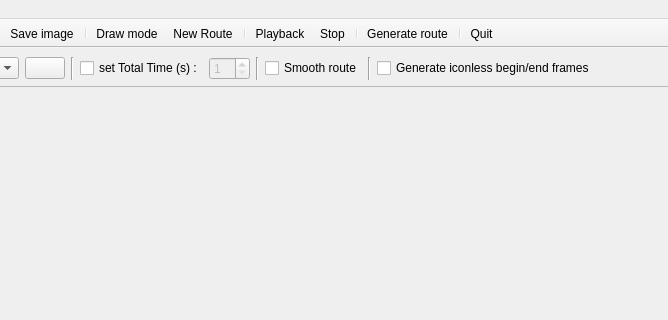
Above: src/routegen.ui from michjans/routegen before the change; both pictures show x 242 to 910 and y 0 to 320 of the 1004 by 600 pixel window. Below: the same form after it.
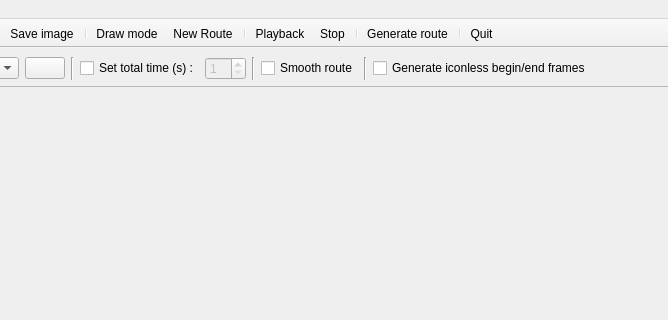
That is the form after the change. Icons and pictures are not drawn.

Commit message: Final fixes for release: -Always use encodename, so bmp2avi isn't mentioned anymore on Linux (but ffmpeg) and vice versa -Some minor gui text fixes -Version changed

```diff
--- a/src/routegen.ui
+++ b/src/routegen.ui
@@ -109,7 +109,7 @@
          <string>Turns on/off automatic route interpolation</string>
         </property>
         <property name="text">
-         <string>set Total Time (s) :</string>
+         <string>Set total time (s) :</string>
         </property>
        </widget>
       </item>
```
The commit also changes 4 other files.
